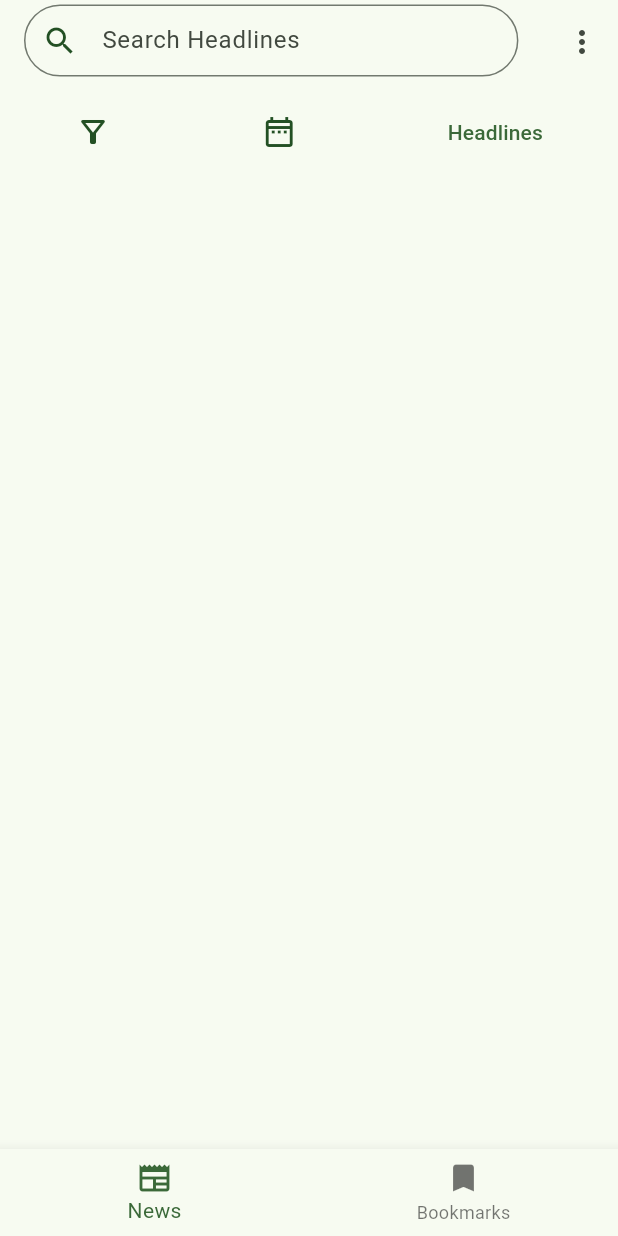
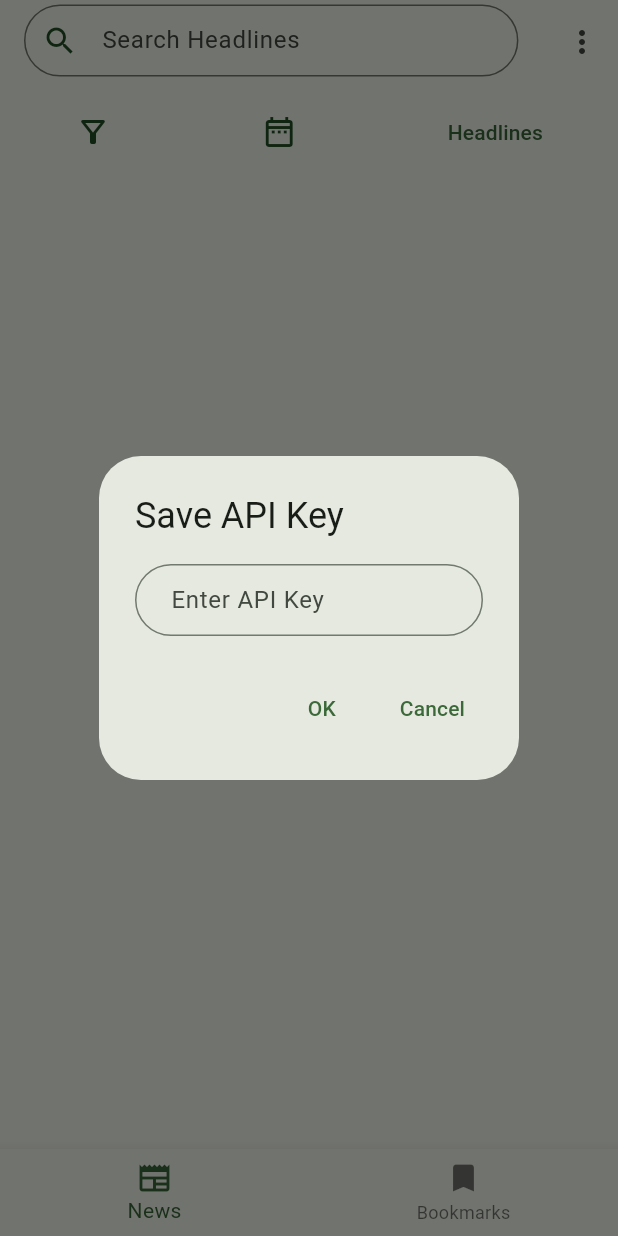
Before and after one commit to VirtualAstronaut/beanstalkedu-assignment, a Flutter app: the screen it shows after launch, after a tap on the "more vert" icon, on a phone screen of 412 x 824 dp. Run offline on Flutter 3.47's test engine with Material 2 defaults, Android fonts, the light colour scheme and no system bars; our stand-ins replace dio, flutter_riverpod, flutter_secure_storage, hive, sizer; accounts and stored records are empty.

Commit message:
used flutter secure storage to save API key

```diff
--- a/lib/main.dart
+++ b/lib/main.dart
@@ -7,7 +7,8 @@ import 'package:sizer/sizer.dart';
 
 void main() {
   WidgetsFlutterBinding.ensureInitialized();
-  Utils.initializeHive();
+  Utils.initializeHiveAndKey();
+
   runApp(const MyApp());
 }
 
--- a/lib/ui/components/round_textfield.dart
+++ b/lib/ui/components/round_textfield.dart
@@ -2,12 +2,13 @@ import 'package:flutter/material.dart';
 import 'package:flutter_riverpod/flutter_riverpod.dart';
 
 class RoundTextField extends ConsumerWidget {
-  const RoundTextField({
-    super.key,
-    required this.controller,
-    required this.labelText,
-    required this.onChanged,
-  });
+  const RoundTextField(
+      {super.key,
+      required this.controller,
+      required this.labelText,
+      required this.onChanged,
+      this.showIcon = true});
+  final bool showIcon;
   final String labelText;
   final TextEditingController controller;
   final void Function(String value)? onChanged;
@@ -20,10 +21,12 @@ class RoundTextField extends ConsumerWidget {
       decoration: InputDecoration(
           floatingLabelBehavior: FloatingLabelBehavior.never,
           labelText: labelText,
-          prefixIcon: Icon(Icons.search, color: colorScheme.onPrimaryContainer),
+          prefixIcon: showIcon
+              ? Icon(Icons.search, color: colorScheme.onPrimaryContainer)
+              : null,
           labelStyle: const TextStyle(),
           fillColor: colorScheme.primaryContainer,
-          contentPadding: const EdgeInsets.symmetric(horizontal: 5),
+          contentPadding: EdgeInsets.symmetric(horizontal: showIcon ? 5 : 20),
           border: OutlineInputBorder(
               borderRadius: BorderRadius.circular(30),
               borderSide: const BorderSide())),
--- a/lib/ui/news_screen.dart
+++ b/lib/ui/news_screen.dart
@@ -5,6 +5,7 @@ import 'package:beanstalkedu_assignment/ui/components/article_container.dart';
 import 'package:beanstalkedu_assignment/ui/components/round_textfield.dart';
 import 'package:beanstalkedu_assignment/ui/date_picker_dialog.dart';
 import 'package:beanstalkedu_assignment/ui/category_filter_dialog.dart';
+import 'package:beanstalkedu_assignment/ui/save_api_key_dialog.dart';
 import 'package:flutter/material.dart';
 import 'package:flutter_riverpod/flutter_riverpod.dart';
 import 'package:sizer/sizer.dart';
@@ -89,6 +90,7 @@ class _NewsScreenState extends ConsumerState<NewsScreen> {
                         } else {
                           Utils.currentEndPoint = Utils.everythingEndpoint;
                         }
+                        getData();
                         setState(() {});
                       },
                       child: Text(
@@ -97,9 +99,23 @@ class _NewsScreenState extends ConsumerState<NewsScreen> {
                               : 'Headlines'))
                 ],
               )),
-          actions: [IconButton(onPressed: () {}, icon: Icon(Icons.more_vert))],
+          actions: [
+            IconButton(
+                onPressed: () {
+                  showDialog(
+                    context: context,
+                    builder: (context) {
+                      return const SaveAPIKeyDialog();
+                    },
+                  );
+                  setState(() {});
+                },
+                icon: Icon(Icons.more_vert))
+          ],
         ),
-        body: articleProvider.whenOrNull(
+        body: Utils.apiKey.isEmpty
+            ? Center(child: const Text('Please Add API Key From 3 Dot Menu'))
+            : articleProvider.whenOrNull(
                 loading: () {
                   return const Center(
                     child: CircularProgressIndicator(),
--- /dev/null
+++ b/lib/ui/save_api_key_dialog.dart
@@ -0,0 +1,49 @@
+import 'package:beanstalkedu_assignment/ui/components/round_textfield.dart';
+import 'package:flutter/cupertino.dart';
+import 'package:flutter/material.dart';
+import 'package:flutter_riverpod/flutter_riverpod.dart';
+import 'package:flutter_secure_storage/flutter_secure_storage.dart';
+
+import '../utils.dart';
+
+class SaveAPIKeyDialog extends ConsumerStatefulWidget {
+  const SaveAPIKeyDialog({super.key});
+
+  @override
+  ConsumerState<ConsumerStatefulWidget> createState() =>
+      _SaveAPIKeyDialogState();
+}
+
+class _SaveAPIKeyDialogState extends ConsumerState<SaveAPIKeyDialog> {
+  var apiKeyController = TextEditingController();
+
+  @override
+  Widget build(BuildContext context) {
+    return AlertDialog(
+      title: Text('Save API Key'),
+      content: RoundTextField(
+        labelText: 'Enter API Key',
+        controller: apiKeyController,
+        showIcon: false,
+        onChanged: (String value) {},
+      ),
+      actions: [
+        TextButton(
+            onPressed: () async {
+              await Utils.flutterSecureStorage
+                  .write(key: 'apiKey', value: apiKeyController.text);
+              Utils.apiKey = apiKeyController.text;
+              Navigator.pop(context, true);
+            },
+            child: const Text('OK')),
+        TextButton(
+            onPressed: () {
+              Navigator.pop(
+                context,
+              );
+            },
+            child: const Text('Cancel')),
+      ],
+    );
+  }
+}
--- a/lib/utils.dart
+++ b/lib/utils.dart
@@ -1,6 +1,7 @@
 import 'package:dio/dio.dart';
 import 'package:flutter/cupertino.dart';
 import 'package:flutter/material.dart';
+import 'package:flutter_secure_storage/flutter_secure_storage.dart';
 import 'package:hive/hive.dart';
 import 'package:path_provider/path_provider.dart';
 
@@ -10,16 +11,20 @@ class Utils {
   static final Dio dio = Dio();
   static const baseUrl = "newsapi.org";
   static late Box box;
-  static initializeHive() async {
+  static const flutterSecureStorage = FlutterSecureStorage();
+  static initializeHiveAndKey() async {
     Hive.init((await getApplicationDocumentsDirectory()).path);
     Hive.registerAdapter(ArticleModelAdapter());
     box = await Hive.openBox('myBox');
+    if (await Utils.flutterSecureStorage.containsKey(key: 'apiKey')) {
+      apiKey = (await flutterSecureStorage.read(key: 'apiKey'))!;
+    }
   }
 
   static String currentEndPoint = '/v2/top-headlines';
   static String everythingEndpoint = '/v2/everything';
   static String topHeadlinesEndPoint = '/v2/top-headlines';
   static String sourcesEndpoint = '/v2/top-headlines/sources';
-  static String apiKey = 'cbc5feef5d1f4112ac8d99d7b4f405fd';
+  static String apiKey = '';
   static var globalNavigatorKey = GlobalKey<NavigatorState>();
 }
--- a/pubspec.yaml
+++ b/pubspec.yaml
@@ -48,6 +48,7 @@ dependencies:
   hive: ^2.2.3
   hive_generator: ^2.0.0
   path_provider: ^2.0.11
+  webview_flutter: ^3.0.4
 
 
 dev_dependencies:
```
Also changed, not shown: pubspec.lock. Lines whose indentation alone changed are shown as unchanged.
